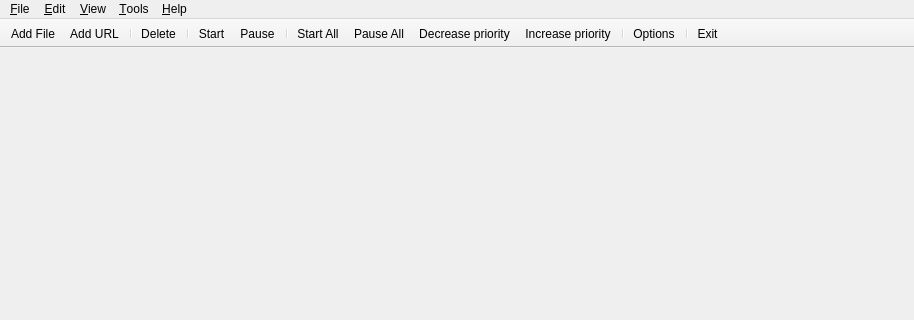
First picture: the form in src/ui/mainwindow.ui, repository SysAdminDoc/qBittorrent-Vanced, before the edit; both pictures show x 0 to 914 and y 0 to 320 of the 914 by 563 pixel window.
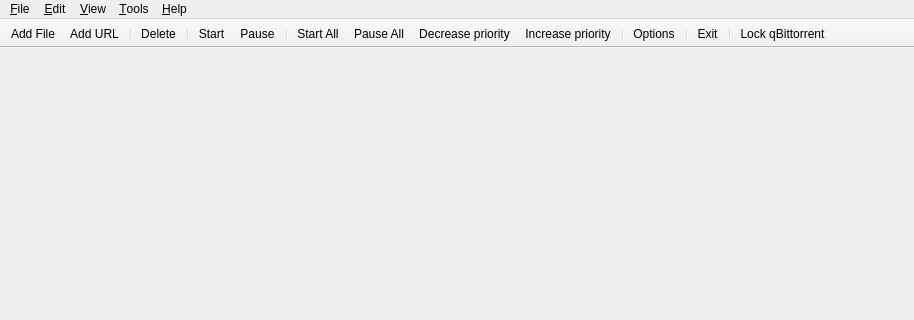
Second picture: the form after the edit. Icons and pictures are not drawn.

Commit message: FEATURE: Added button to password-lock the UI

```diff
--- a/src/ui/mainwindow.ui
+++ b/src/ui/mainwindow.ui
@@ -135,6 +135,8 @@
    <addaction name="actionOptions"/>
    <addaction name="separator"/>
    <addaction name="actionExit"/>
+   <addaction name="separator"/>
+   <addaction name="actionLock_qBittorrent"/>
   </widget>
   <widget class="QStatusBar" name="statusBar"/>
   <action name="actionOpen">
@@ -330,6 +332,17 @@
     <string>Shutdown when downloads complete</string>
    </property>
   </action>
+  <action name="actionLock_qBittorrent">
+   <property name="text">
+    <string>Lock qBittorrent</string>
+   </property>
+   <property name="toolTip">
+    <string>Lock qBittorrent</string>
+   </property>
+   <property name="shortcut">
+    <string>Ctrl+L</string>
+   </property>
+  </action>
  </widget>
  <resources>
   <include location="../icons.qrc"/>
```
The commit also changes 39 other files.
